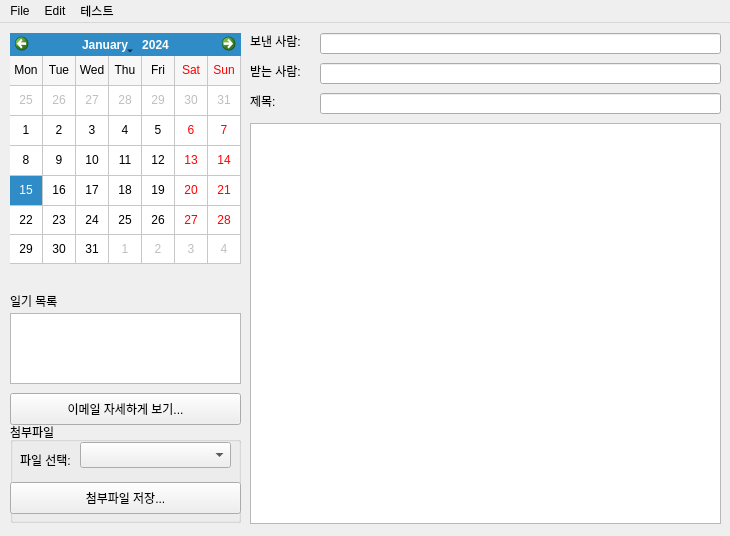
chwnam/lifemotif-desktop, file qt/mainwindow.ui: the form before one commit.
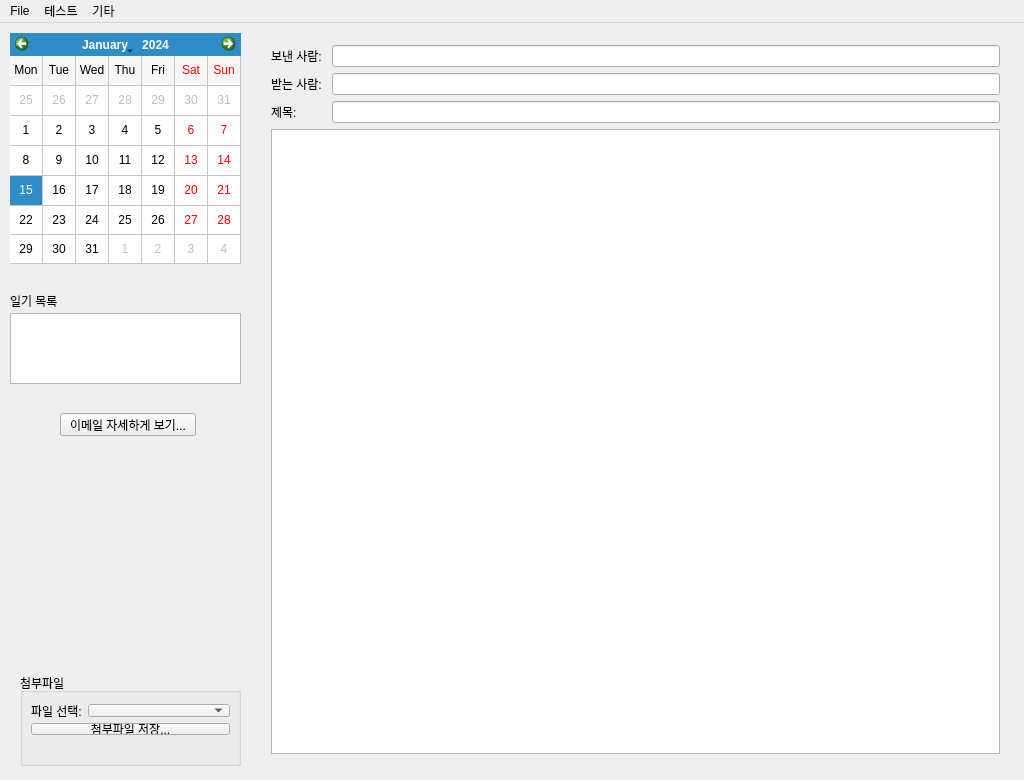
The form after the commit.

```diff
--- a/qt/mainwindow.ui
+++ b/qt/mainwindow.ui
@@ -6,27 +6,26 @@
    <rect>
     <x>0</x>
     <y>0</y>
-    <width>730</width>
-    <height>536</height>
+    <width>1024</width>
+    <height>780</height>
    </rect>
   </property>
+  <property name="minimumSize">
+   <size>
+    <width>1024</width>
+    <height>780</height>
+   </size>
+  </property>
+  <property name="maximumSize">
+   <size>
+    <width>1024</width>
+    <height>780</height>
+   </size>
+  </property>
   <property name="windowTitle">
    <string>MainWindow</string>
   </property>
   <widget class="QWidget" name="centralWidget">
-   <widget class="QPlainTextEdit" name="diaryText">
-    <property name="geometry">
-     <rect>
-      <x>250</x>
-      <y>100</y>
-      <width>471</width>
-      <height>401</height>
-     </rect>
-    </property>
-    <property name="readOnly">
-     <bool>true</bool>
-    </property>
-   </widget>
    <widget class="QCalendarWidget" name="calendarWidget">
     <property name="geometry">
      <rect>
@@ -66,82 +65,13 @@
      <string>일기 목록</string>
     </property>
    </widget>
-   <widget class="QLabel" name="fromLabel">
-    <property name="geometry">
-     <rect>
-      <x>250</x>
-      <y>10</y>
-      <width>62</width>
-      <height>16</height>
-     </rect>
-    </property>
-    <property name="text">
-     <string>보낸 사람: </string>
-    </property>
-   </widget>
-   <widget class="QLabel" name="toLabel">
-    <property name="geometry">
-     <rect>
-      <x>250</x>
-      <y>40</y>
-      <width>62</width>
-      <height>16</height>
-     </rect>
-    </property>
-    <property name="text">
-     <string>받는 사람: </string>
-    </property>
-   </widget>
-   <widget class="QLabel" name="subjectLabel">
-    <property name="geometry">
-     <rect>
-      <x>250</x>
-      <y>70</y>
-      <width>62</width>
-      <height>16</height>
-     </rect>
-    </property>
-    <property name="text">
-     <string>제목:</string>
-    </property>
-   </widget>
-   <widget class="QLineEdit" name="fromEdit">
-    <property name="geometry">
-     <rect>
-      <x>320</x>
-      <y>10</y>
-      <width>401</width>
-      <height>21</height>
-     </rect>
-    </property>
-   </widget>
-   <widget class="QLineEdit" name="toEdit">
-    <property name="geometry">
-     <rect>
-      <x>320</x>
-      <y>40</y>
-      <width>401</width>
-      <height>21</height>
-     </rect>
-    </property>
-   </widget>
-   <widget class="QLineEdit" name="subjectEdit">
-    <property name="geometry">
-     <rect>
-      <x>320</x>
-      <y>70</y>
-      <width>401</width>
-      <height>21</height>
-     </rect>
-    </property>
-   </widget>
    <widget class="QPushButton" name="propertyButton">
     <property name="geometry">
      <rect>
-      <x>10</x>
-      <y>370</y>
-      <width>231</width>
-      <height>32</height>
+      <x>60</x>
+      <y>390</y>
+      <width>136</width>
+      <height>23</height>
      </rect>
     </property>
     <property name="text">
@@ -151,72 +81,120 @@
    <widget class="QGroupBox" name="attatchmentGroupBox">
     <property name="geometry">
      <rect>
-      <x>10</x>
-      <y>399</y>
-      <width>231</width>
-      <height>101</height>
+      <x>20</x>
+      <y>650</y>
+      <width>221</width>
+      <height>93</height>
      </rect>
     </property>
     <property name="title">
      <string>첨부파일</string>
     </property>
-    <widget class="QLabel" name="attatchmentLabel">
-     <property name="geometry">
-      <rect>
-       <x>10</x>
-       <y>30</y>
-       <width>62</width>
-       <height>16</height>
-      </rect>
-     </property>
-     <property name="text">
-      <string>파일 선택:</string>
-     </property>
-    </widget>
-    <widget class="QComboBox" name="attatchmentComboBox">
-     <property name="geometry">
-      <rect>
-       <x>70</x>
-       <y>20</y>
-       <width>151</width>
-       <height>26</height>
-      </rect>
-     </property>
-    </widget>
-    <widget class="QPushButton" name="attatchmentSaveAsButton">
+    <widget class="QWidget" name="">
      <property name="geometry">
       <rect>
        <x>0</x>
-       <y>60</y>
-       <width>231</width>
-       <height>32</height>
+       <y>20</y>
+       <width>221</width>
+       <height>53</height>
       </rect>
      </property>
-     <property name="text">
-      <string>첨부파일 저장...</string>
-     </property>
+     <layout class="QVBoxLayout" name="verticalLayout">
+      <item>
+       <layout class="QHBoxLayout" name="horizontalLayout">
+        <item>
+         <widget class="QLabel" name="attatchmentLabel">
+          <property name="text">
+           <string>파일 선택:</string>
+          </property>
+         </widget>
+        </item>
+        <item>
+         <widget class="QComboBox" name="attatchmentComboBox">
+          <property name="sizePolicy">
+           <sizepolicy hsizetype="Expanding" vsizetype="Fixed">
+            <horstretch>0</horstretch>
+            <verstretch>0</verstretch>
+           </sizepolicy>
+          </property>
+         </widget>
+        </item>
+       </layout>
+      </item>
+      <item>
+       <widget class="QPushButton" name="attatchmentSaveAsButton">
+        <property name="text">
+         <string>첨부파일 저장...</string>
+        </property>
+       </widget>
+      </item>
+     </layout>
     </widget>
    </widget>
+   <widget class="QWidget" name="">
+    <property name="geometry">
+     <rect>
+      <x>260</x>
+      <y>11</y>
+      <width>751</width>
+      <height>731</height>
+     </rect>
+    </property>
+    <layout class="QGridLayout" name="gridLayout">
+     <item row="0" column="0">
+      <widget class="QLabel" name="fromLabel">
+       <property name="text">
+        <string>보낸 사람: </string>
+       </property>
+      </widget>
+     </item>
+     <item row="0" column="1">
+      <widget class="QLineEdit" name="fromEdit"/>
+     </item>
+     <item row="1" column="0">
+      <widget class="QLabel" name="toLabel">
+       <property name="text">
+        <string>받는 사람: </string>
+       </property>
+      </widget>
+     </item>
+     <item row="1" column="1">
+      <widget class="QLineEdit" name="toEdit"/>
+     </item>
+     <item row="2" column="0">
+      <widget class="QLabel" name="subjectLabel">
+       <property name="text">
+        <string>제목:        </string>
+       </property>
+      </widget>
+     </item>
+     <item row="2" column="1">
+      <widget class="QLineEdit" name="subjectEdit"/>
+     </item>
+     <item row="3" column="0" colspan="2">
+      <widget class="QPlainTextEdit" name="diaryText">
+       <property name="readOnly">
+        <bool>true</bool>
+       </property>
+      </widget>
+     </item>
+    </layout>
+   </widget>
   </widget>
   <widget class="QMenuBar" name="menuBar">
    <property name="geometry">
     <rect>
      <x>0</x>
      <y>0</y>
-     <width>730</width>
-     <height>22</height>
+     <width>1024</width>
+     <height>21</height>
     </rect>
    </property>
    <widget class="QMenu" name="menuFile">
     <property name="title">
      <string>File</string>
     </property>
-   </widget>
-   <widget class="QMenu" name="menuEdit">
-    <property name="title">
-     <string>Edit</string>
-    </property>
-    <addaction name="actionOptions"/>
+    <addaction name="actionExit"/>
    </widget>
    <widget class="QMenu" name="menuTestMenu">
     <property name="title">
@@ -228,9 +206,15 @@
     <addaction name="actionList_Mailboxes"/>
     <addaction name="actionBuild_Local_Structure"/>
    </widget>
+   <widget class="QMenu" name="menuEtc">
+    <property name="title">
+     <string>기타</string>
+    </property>
+    <addaction name="actionAbout"/>
+   </widget>
    <addaction name="menuFile"/>
-   <addaction name="menuEdit"/>
    <addaction name="menuTestMenu"/>
+   <addaction name="menuEtc"/>
   </widget>
   <action name="actionOptions">
    <property name="text">
```
Left out of the diff: 12 changed lines with no effect on the pictures.
